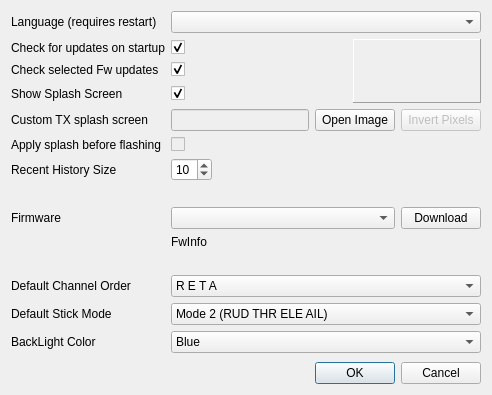
Above: src/preferencesdialog.ui from roberto1903/companion9x before the change. Below: the same form after it.
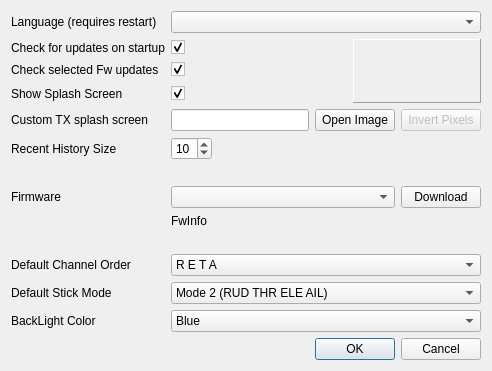
That is the form after the change. Icons and pictures are not drawn.

Commit message: Progress in firmware splash patching

```diff
--- a/src/preferencesdialog.ui
+++ b/src/preferencesdialog.ui
@@ -7,7 +7,7 @@
     <x>0</x>
     <y>0</y>
     <width>492</width>
-    <height>395</height>
+    <height>362</height>
    </rect>
   </property>
   <property name="windowTitle">
@@ -73,7 +73,7 @@
      </property>
     </widget>
    </item>
-   <item row="7" column="1">
+   <item row="6" column="1">
     <spacer name="horizontalSpacer">
      <property name="orientation">
       <enum>Qt::Horizontal</enum>
@@ -86,21 +86,21 @@
      </property>
     </spacer>
    </item>
-   <item row="8" column="0">
+   <item row="7" column="0">
     <widget class="QLabel" name="label_6">
      <property name="text">
       <string>Firmware</string>
      </property>
     </widget>
    </item>
-   <item row="11" column="0">
+   <item row="10" column="0">
     <widget class="QLabel" name="label_13">
      <property name="text">
       <string>Default Channel Order</string>
      </property>
     </widget>
    </item>
-   <item row="11" column="1" colspan="2">
+   <item row="10" column="1" colspan="2">
     <widget class="QComboBox" name="channelorderCB">
      <property name="whatsThis">
       <string>Channel order
@@ -232,7 +232,7 @@
      </item>
     </widget>
    </item>
-   <item row="12" column="0">
+   <item row="11" column="0">
     <widget class="QLabel" name="label_14">
      <property name="text">
       <string>Default Stick Mode</string>
@@ -240,26 +240,6 @@
     </widget>
    </item>
    <item row="5" column="0">
-    <widget class="QLabel" name="label_9">
-     <property name="text">
-      <string>Apply splash before flashing</string>
-     </property>
-    </widget>
-   </item>
-   <item row="5" column="1">
-    <widget class="QCheckBox" name="AutoApplySplash">
-     <property name="enabled">
-      <bool>false</bool>
-     </property>
-     <property name="text">
-      <string/>
-     </property>
-     <property name="checked">
-      <bool>false</bool>
-     </property>
-    </widget>
-   </item>
-   <item row="6" column="0">
     <widget class="QLabel" name="label_5">
      <property name="text">
       <string>Recent History Size</string>
@@ -269,7 +249,7 @@
    <item row="0" column="1" colspan="2">
     <widget class="QComboBox" name="locale_QB"/>
    </item>
-   <item row="6" column="1">
+   <item row="5" column="1">
     <widget class="QSpinBox" name="historySize">
      <property name="sizePolicy">
       <sizepolicy hsizetype="Maximum" vsizetype="Fixed">
@@ -285,7 +265,7 @@
      </property>
     </widget>
    </item>
-   <item row="12" column="1" colspan="2">
+   <item row="11" column="1" colspan="2">
     <widget class="QComboBox" name="stickmodeCB">
      <property name="whatsThis">
       <string>Mode selection:
@@ -333,14 +313,14 @@
      </item>
     </widget>
    </item>
-   <item row="13" column="0">
+   <item row="12" column="0">
     <widget class="QLabel" name="label_3">
      <property name="text">
       <string>BackLight Color</string>
      </property>
     </widget>
    </item>
-   <item row="13" column="1" colspan="2">
+   <item row="12" column="1" colspan="2">
     <widget class="QComboBox" name="backLightColor">
      <item>
       <property name="text">
@@ -369,7 +349,7 @@
      </item>
     </widget>
    </item>
-   <item row="14" column="1" colspan="2">
+   <item row="13" column="1" colspan="2">
     <spacer name="verticalSpacer">
      <property name="orientation">
       <enum>Qt::Vertical</enum>
@@ -382,7 +362,7 @@
      </property>
     </spacer>
    </item>
-   <item row="15" column="1" colspan="2">
+   <item row="14" column="1" colspan="2">
     <widget class="QDialogButtonBox" name="buttonBox">
      <property name="orientation">
       <enum>Qt::Horizontal</enum>
@@ -392,7 +372,7 @@
      </property>
     </widget>
    </item>
-   <item row="8" column="1" colspan="2">
+   <item row="7" column="1" colspan="2">
     <layout class="QHBoxLayout" name="horizontalLayout">
      <item>
       <widget class="QComboBox" name="downloadVerCB"/>
@@ -412,14 +392,14 @@
      </item>
     </layout>
    </item>
-   <item row="9" column="1">
+   <item row="8" column="1">
     <widget class="QLabel" name="FwInfo">
      <property name="text">
       <string>FwInfo</string>
      </property>
     </widget>
    </item>
-   <item row="10" column="1" colspan="2">
+   <item row="9" column="1" colspan="2">
     <spacer name="horizontalSpacer_2">
      <property name="orientation">
       <enum>Qt::Horizontal</enum>
@@ -484,7 +464,10 @@
      <item>
       <widget class="QLineEdit" name="SplashFileName">
        <property name="enabled">
-        <bool>false</bool>
+        <bool>true</bool>
+       </property>
+       <property name="readOnly">
+        <bool>true</bool>
        </property>
       </widget>
      </item>
```
The commit also changes 2 other files.
